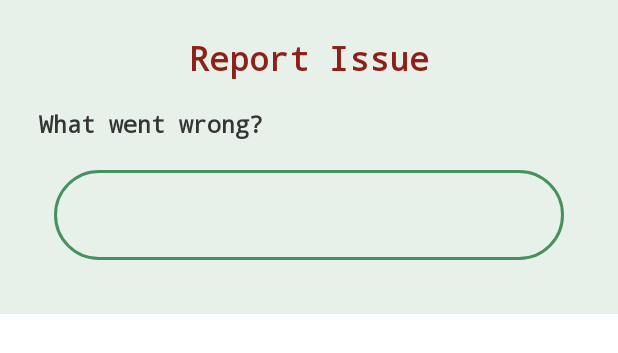
After one commit to salhanyf/Epidaurus_MA, an Android app: the layout dialog_report_issue.xml on its own in the app's theme, with its tools: preview values and no code run, on a phone screen of 412 x 824 dp. The commit adds this screen. Shown: the top 353 px of the screen. Run offline under Robolectric (Android 15) with nearby library versions, the phone set to English and light mode, and no system bars.

Commit message:
reporting issue frontend done closes #49

```diff
--- a/app/src/main/res/layout/activity_patient_details.xml
+++ b/app/src/main/res/layout/activity_patient_details.xml
@@ -52,9 +52,9 @@
             android:layout_marginTop="10dp"
             android:layout_marginEnd="10dp"
             android:clickable="true"
-            android:padding="30dp"
+            android:padding="28dp"
             android:background="@drawable/baseline_error_outline_24"
-            android:backgroundTint="@color/brown_2"
+            android:backgroundTint="@color/error_red"
             app:layout_constraintBottom_toBottomOf="parent"
             app:layout_constraintEnd_toEndOf="parent"
             app:layout_constraintTop_toTopOf="parent"
--- /dev/null
+++ b/app/src/main/res/layout/dialog_report_issue.xml
@@ -0,0 +1,77 @@
+<?xml version="1.0" encoding="utf-8"?>
+<LinearLayout
+    xmlns:android="http://schemas.android.com/apk/res/android"
+    android:layout_width="match_parent"
+    android:layout_height="wrap_content"
+    android:orientation="vertical"
+    android:background="@color/light_green"
+    android:padding="16dp">
+
+    <TextView
+        android:id="@+id/dialogTitle"
+        android:layout_width="match_parent"
+        android:layout_height="wrap_content"
+        android:fontFamily="monospace"
+        android:text="@string/menu_report_issue"
+        android:textStyle="bold"
+        android:textColor="@color/error_red"
+        android:textAppearance="@style/TextAppearance.AppCompat.Large"
+        android:gravity="center_horizontal"
+        android:padding="8dp" />
+
+    <TextView
+        android:id="@+id/question"
+        android:layout_width="match_parent"
+        android:layout_height="wrap_content"
+        android:fontFamily="monospace"
+        android:text="@string/what_went_wrong"
+        android:textStyle="bold"
+        android:textColor="@color/grey"
+        android:textSize="16sp"
+        android:textAppearance="@style/TextAppearance.AppCompat.Large"
+        android:gravity="start"
+        android:padding="10dp" />
+
+    <Spinner
+        android:id="@+id/issueEditText"
+        android:layout_width="match_parent"
+        android:layout_height="60dp"
+        android:layout_marginLeft="20dp"
+        android:layout_marginTop="10dp"
+        android:layout_marginRight="20dp"
+        android:layout_gravity="center"
+        android:paddingStart="20dp"
+        android:paddingEnd="20dp"
+        android:background="@drawable/outlined_box_green"
+        android:popupBackground="@drawable/card_view"
+        android:drawableStart="@drawable/baseline_arrow_forward_24"
+        android:drawablePadding="10dp"
+        android:spinnerMode="dropdown" />
+
+    <LinearLayout
+        android:id="@+id/issueCard"
+        android:layout_width="match_parent"
+        android:layout_height="wrap_content"
+        android:layout_marginTop="20dp"
+        android:layout_marginStart="20dp"
+        android:layout_marginEnd="20dp"
+        android:background="@drawable/outline_box_green_white"
+
+        android:elevation="4dp">
+
+        <EditText
+            android:id="@+id/issueContentEditText"
+            android:layout_width="match_parent"
+            android:layout_height="wrap_content"
+            android:layout_margin="20dp"
+            android:visibility="gone"
+            android:hint="@string/please_describe_the_issue"
+            android:minHeight="100dp"
+            android:gravity="top|start"
+            android:inputType="textMultiLine"
+            android:backgroundTint="@color/white"
+            android:autofillHints="" />
+
+    </LinearLayout>
+
+</LinearLayout>
```
Also changed, not shown: app/src/main/java/com/team11/epidaurus_ma/AdapterIssues.kt (added, +36 -0 lines), app/src/main/java/com/team11/epidaurus_ma/PatientDetailsActivity.kt (+113 -1 lines), app/src/main/java/com/team11/epidaurus_ma/ProfileActivity.kt (+5 -5 lines), app/src/main/res/values/strings.xml (+13 -1 lines), app/src/main/java/com/team11/epidaurus_ma/AdapterAvatar.kt (renamed from app/src/main/java/com/team11/epidaurus_ma/AvatarAdapter.kt), app/src/main/java/com/team11/epidaurus_ma/AdapterDropdown.kt (renamed from app/src/main/java/com/team11/epidaurus_ma/DropdownAdapter.kt), app/src/main/java/com/team11/epidaurus_ma/AdapterNote.kt (renamed from app/src/main/java/com/team11/epidaurus_ma/NoteAdapter.kt), app/src/main/java/com/team11/epidaurus_ma/AdapterPatient.kt (renamed from app/src/main/java/com/team11/epidaurus_ma/PatientAdapter.kt), app/src/main/java/com/team11/epidaurus_ma/AdapterToolbar.kt (renamed from app/src/main/java/com/team11/epidaurus_ma/ToolbarAdapter.kt).
